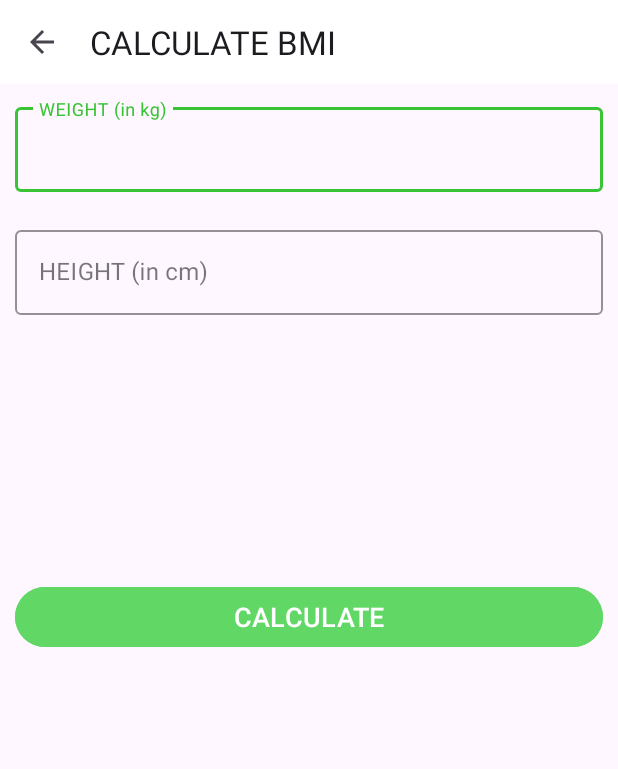
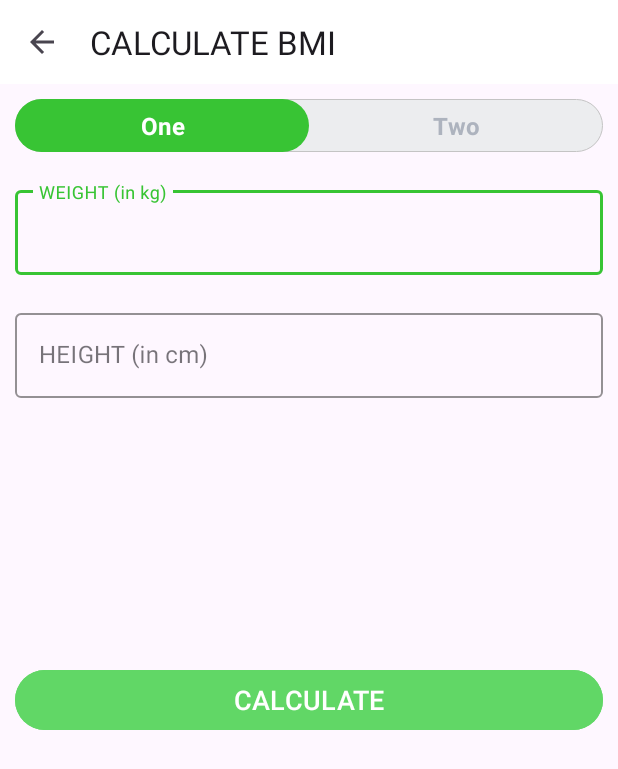
Before and after one commit to HA1211/7MinutesWorkout, an Android app: the BMIActivity screen opened directly, with no data from a screen before it, on a phone screen of 412 x 824 dp. Shown: the top 769 px of the screen. Run offline under Robolectric (Android 15) with nearby library versions, the phone set to English and light mode, and no system bars.

Commit message:
radioButton

```diff
--- /dev/null
+++ b/app/src/main/res/drawable/group_button_background.xml
@@ -0,0 +1,11 @@
+<?xml version="1.0" encoding="utf-8"?>
+<shape xmlns:android="http://schemas.android.com/apk/res/android"
+    android:shape="rectangle">
+    <stroke
+        android:width="0.5dp"
+        android:color="@color/light_gray"/>
+    <solid
+        android:color="#ECEDEF"/>
+    <corners
+        android:radius="30dp"/>
+</shape>
--- /dev/null
+++ b/app/src/main/res/drawable/tab_selector.xml
@@ -0,0 +1,11 @@
+<?xml version="1.0" encoding="utf-8"?>
+<selector xmlns:android="http://schemas.android.com/apk/res/android">
+    <item android:state_checked="true">
+        <shape android:shape="rectangle">
+            <solid
+                android:color="@color/green"/>
+            <corners
+                android:radius="30dp"/>
+        </shape>
+    </item>
+</selector>
--- /dev/null
+++ b/app/src/main/res/drawable/tab_text_color_selector.xml
@@ -0,0 +1,6 @@
+<?xml version="1.0" encoding="utf-8"?>
+<selector xmlns:android="http://schemas.android.com/apk/res/android">
+    <item android:color="#FFFFFF" android:state_checked="true"/>
+
+    <item android:color="#ADB3BE" android:state_checked="false"/>
+</selector>
--- a/app/src/main/res/layout/activity_bmi.xml
+++ b/app/src/main/res/layout/activity_bmi.xml
@@ -13,6 +13,45 @@
         android:layout_height="?android:attr/actionBarSize"
         android:background="#FFFFFF" />
 
+    <RadioGroup
+        android:id="@+id/radio_group"
+        android:layout_width="match_parent"
+        android:layout_height="wrap_content"
+        android:orientation="horizontal"
+        android:layout_margin="10dp"
+        android:layout_below="@id/toolbar_bmi_activity"
+        android:background="@drawable/group_button_background">
+
+        <RadioButton
+            android:id="@+id/btn_one"
+            android:layout_width="0dp"
+            android:layout_height="35dp"
+            android:layout_weight="0.5"
+            android:text="One"
+            android:gravity="center"
+            android:button="@null"
+            android:textSize="16sp"
+            android:textStyle="bold"
+            android:checked="true"
+            android:background="@drawable/tab_selector"
+            android:textColor="@drawable/tab_text_color_selector"/>
+        <RadioButton
+            android:id="@+id/btn_two"
+            android:layout_width="0dp"
+            android:layout_height="35dp"
+            android:layout_weight="0.5"
+            android:button="@null"
+            android:gravity="center"
+            android:textSize="16sp"
+            android:textStyle="bold"
+            android:checked="false"
+            android:background="@drawable/tab_selector"
+            android:textColor="@drawable/tab_text_color_selector"
+            android:text="Two"/>
+
+
+    </RadioGroup>
+
     <com.google.android.material.textfield.TextInputLayout
         android:id="@+id/edt_layout_weight"
         android:layout_width="match_parent"
@@ -20,7 +59,7 @@
         android:layout_margin="10dp"
         app:boxStrokeColor="@color/green"
         app:hintTextColor="@color/green"
-        android:layout_below="@id/toolbar_bmi_activity"
+        android:layout_below="@id/radio_group"
         style="@style/Widget.MaterialComponents.TextInputLayout.OutlinedBox">
 
         <androidx.appcompat.widget.AppCompatEditText
```
